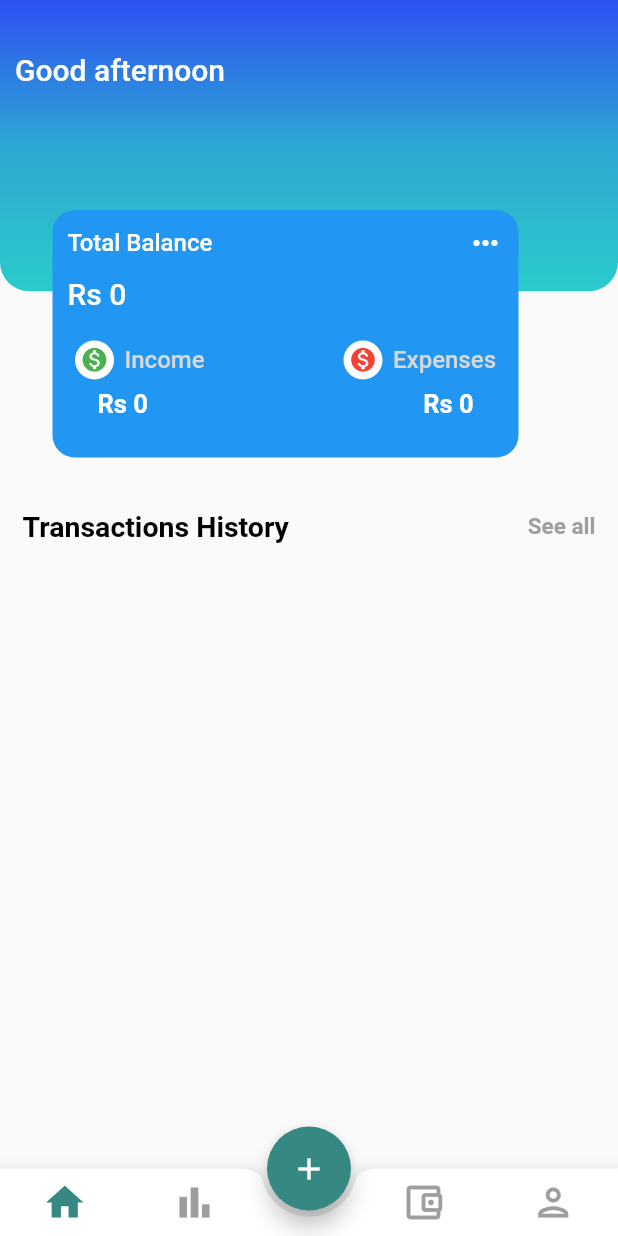
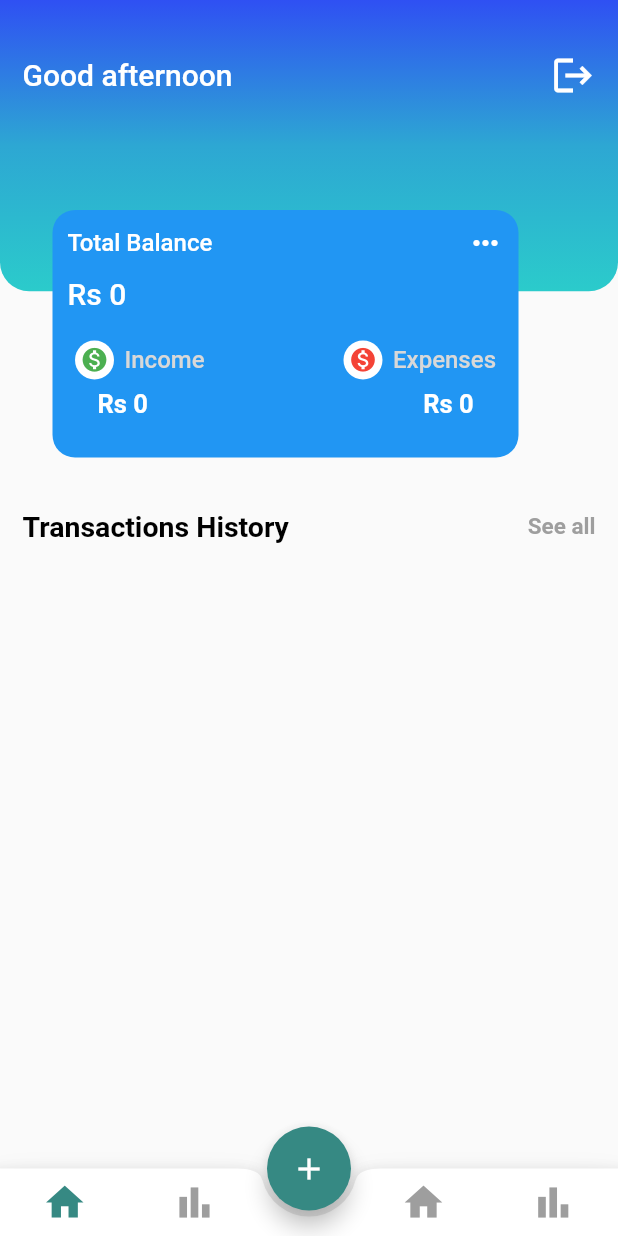
Before and after one commit to Abhinav1-Kumar/Expense-Manager, a Flutter app: the HomeScreen screen opened directly, on a phone screen of 412 x 824 dp. Run offline on Flutter 3.47's test engine with Material 2 defaults, Android fonts, the phone set to English and light mode, and no system bars; our stand-ins replace cloud_firestore, date_format, firebase_auth, firebase_core, syncfusion_flutter_charts; accounts and stored records are empty.

Commit message:
Added LogOut button

```diff
--- a/lib/screens/home_screen.dart
+++ b/lib/screens/home_screen.dart
@@ -3,6 +3,7 @@ import 'dart:async';
 
 import 'package:cloud_firestore/cloud_firestore.dart';
 import 'package:expense_manager/screens/analysis.dart';
+import 'package:expense_manager/screens/sign_in_screen.dart';
 import 'package:firebase_auth/firebase_auth.dart';
 import 'package:flutter/material.dart';
 // import 'package:flutter_screenutil/flutter_screenutil.dart';
@@ -165,7 +166,7 @@ class _HomeScreenState extends State<HomeScreen> {
                           });
                         },
                         child: Icon(
-                          Icons.account_balance_wallet_outlined,
+                          Icons.home,
                           size: 30,
                           color: index_color == 2 ? const Color(0xff368983) : Colors.grey,
                         ),
@@ -179,7 +180,7 @@ class _HomeScreenState extends State<HomeScreen> {
                           });
                         },
                         child: Icon(
-                          Icons.person_outlined,
+                          Icons.bar_chart_outlined,
                           size: 30,
                           color: index_color == 3 ? const Color(0xff368983) : Colors.grey,
                         ),
@@ -219,8 +220,13 @@ class _HomeScreenState extends State<HomeScreen> {
                   child: Stack(
                     children: [
                       Padding(
-                        padding: const EdgeInsets.only(top:35,left:10 ),
+                        padding: const EdgeInsets.only(top:35,left:15,right: 15 ),
                         child: Column(
+                          mainAxisAlignment: MainAxisAlignment.start,
+                          crossAxisAlignment: CrossAxisAlignment.start,
+                          children: [
+                            Row(
+                              mainAxisAlignment: MainAxisAlignment.spaceBetween,
                               children: [
                                 Text(
                                   'Good afternoon',
@@ -229,6 +235,21 @@ class _HomeScreenState extends State<HomeScreen> {
                                     fontSize: 20,
                                     color:Colors.white,
                                   ),
+                                ),
+                                GestureDetector(
+                                onTap: () {
+                                  Navigator.of(context).pushAndRemoveUntil(
+                                      MaterialPageRoute(
+                                          builder: (context) => const SignIn()),
+                                          (Route<dynamic> route) => false);
+                                },
+                                  child: Icon(
+                                    Icons.logout,
+                                    size: 30,
+                                    color: Colors.white,
+                                  ),
+                                ),
+                              ]
                             ),
                             SizedBox(height: 10,),
                             Text(
```
Lines whose indentation alone changed are shown as unchanged.
